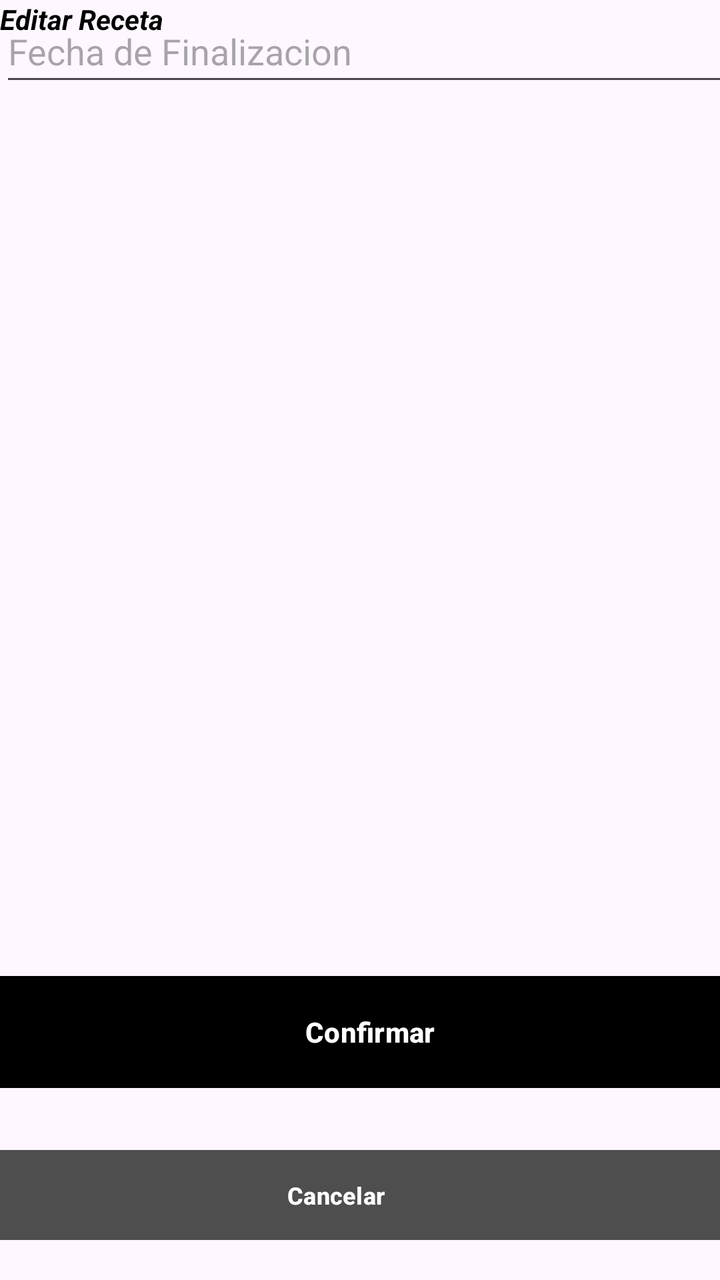
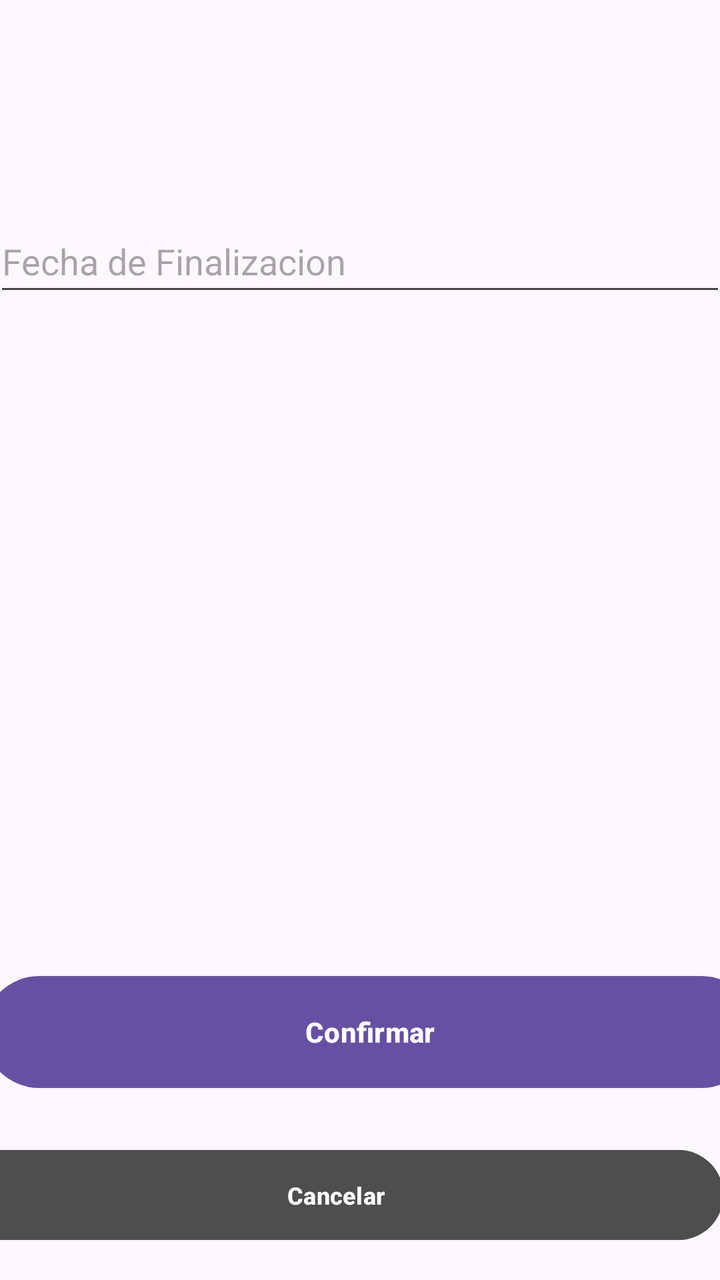

The first picture is an Android layout as it rendered before a commit; the second is the same layout after the commit. The layout source and the unified diff follow.
<!-- AndroidManifest.xml: application theme Theme.MobilesVC -->
<!-- res/layout/receta_edit_view.xml -->
<?xml version="1.0" encoding="utf-8"?>
<androidx.constraintlayout.widget.ConstraintLayout xmlns:android="http://schemas.android.com/apk/res/android"
    xmlns:app="http://schemas.android.com/apk/res-auto"
    xmlns:tools="http://schemas.android.com/tools"
    android:layout_width="match_parent"
    android:layout_height="match_parent">

    <Button
        android:id="@+id/vEditReceta"
        android:layout_width="387dp"
        android:layout_height="64dp"
        android:layout_marginTop="48dp"
        android:layout_marginBottom="92dp"
        android:backgroundTint="@color/primary"
        android:paddingVertical="14dp"
        android:text="Confirmar"
        android:textStyle="bold"
        app:cornerRadius="@dimen/item_transform_image_length"
        app:layout_constraintBottom_toBottomOf="parent"
        app:layout_constraintEnd_toEndOf="parent"
        app:layout_constraintHorizontal_bias="0.333"
        app:layout_constraintStart_toStartOf="parent"
        app:layout_constraintTop_toBottomOf="@+id/etClave" />

    <TextView
        android:id="@+id/textView8"
        android:layout_width="wrap_content"
        android:layout_height="wrap_content"
        android:fontFamily="sans-serif"
        android:text="Editar Receta"
        android:textColor="#000000"
        android:textStyle="bold|italic"
        tools:layout_editor_absoluteX="130dp"
        tools:layout_editor_absoluteY="85dp"
        tools:textSize="26sp" />

    <Button
        android:id="@+id/vVolverRecetaEdit"
        android:layout_width="387dp"
        android:layout_height="53dp"
        android:layout_marginHorizontal="24dp"
        android:layout_marginTop="8dp"
        android:layout_marginBottom="16dp"
        android:backgroundTint="#4E4E4E"
        android:paddingVertical="10dp"
        android:text="Cancelar"
        android:textSize="12sp"
        android:textStyle="bold"
        android:visibility="visible"
        app:cornerRadius="@dimen/item_transform_image_length"
        app:layout_constraintBottom_toBottomOf="parent"
        app:layout_constraintEnd_toEndOf="parent"
        app:layout_constraintHorizontal_bias="0.666"
        app:layout_constraintStart_toStartOf="parent"
        app:layout_constraintTop_toBottomOf="@+id/btIniciarSesion" />

    <EditText
        android:id="@+id/vFechaEdit"
        android:layout_width="366dp"
        android:layout_height="48dp"
        android:ems="10"
        android:hint="Fecha de Finalizacion"
        android:inputType="date"
        tools:layout_editor_absoluteX="22dp"
        tools:layout_editor_absoluteY="196dp" />
</androidx.constraintlayout.widget.ConstraintLayout>
<!-- resources referenced by this layout -->
<resources>
  <style name="Theme.MobilesVC" parent="Base.Theme.MobilesVC" />
  <style name="Base.Theme.MobilesVC" parent="Theme.Material3.DayNight.NoActionBar">
          
          
      </style>
</resources>

<!-- the commit's change to res/layout/receta_edit_view.xml (unified diff, before → after) -->
@@ -11,27 +11,30 @@
         android:layout_height="64dp"
         android:layout_marginTop="48dp"
         android:layout_marginBottom="92dp"
-        android:backgroundTint="@color/primary"
         android:paddingVertical="14dp"
         android:text="Confirmar"
         android:textStyle="bold"
-        app:cornerRadius="@dimen/item_transform_image_length"
         app:layout_constraintBottom_toBottomOf="parent"
         app:layout_constraintEnd_toEndOf="parent"
         app:layout_constraintHorizontal_bias="0.333"
-        app:layout_constraintStart_toStartOf="parent"
-        app:layout_constraintTop_toBottomOf="@+id/etClave" />
+        app:layout_constraintStart_toStartOf="parent" />
 
     <TextView
         android:id="@+id/textView8"
         android:layout_width="wrap_content"
         android:layout_height="wrap_content"
+        android:layout_marginStart="130dp"
+        android:layout_marginTop="85dp"
+        android:layout_marginEnd="131dp"
+        android:layout_marginBottom="76dp"
         android:fontFamily="sans-serif"
         android:text="Editar Receta"
         android:textColor="#000000"
         android:textStyle="bold|italic"
-        tools:layout_editor_absoluteX="130dp"
-        tools:layout_editor_absoluteY="85dp"
+        app:layout_constraintBottom_toTopOf="@+id/vFechaEdit"
+        app:layout_constraintEnd_toEndOf="parent"
+        app:layout_constraintStart_toStartOf="parent"
+        app:layout_constraintTop_toTopOf="parent"
         tools:textSize="26sp" />
 
     <Button
@@ -47,20 +50,22 @@
         android:textSize="12sp"
         android:textStyle="bold"
         android:visibility="visible"
-        app:cornerRadius="@dimen/item_transform_image_length"
         app:layout_constraintBottom_toBottomOf="parent"
         app:layout_constraintEnd_toEndOf="parent"
         app:layout_constraintHorizontal_bias="0.666"
-        app:layout_constraintStart_toStartOf="parent"
-        app:layout_constraintTop_toBottomOf="@+id/btIniciarSesion" />
+        app:layout_constraintStart_toStartOf="parent" />
 
     <EditText
         android:id="@+id/vFechaEdit"
         android:layout_width="366dp"
         android:layout_height="48dp"
+        android:layout_marginStart="22dp"
+        android:layout_marginEnd="23dp"
+        android:layout_marginBottom="331dp"
         android:ems="10"
         android:hint="Fecha de Finalizacion"
         android:inputType="date"
-        tools:layout_editor_absoluteX="22dp"
-        tools:layout_editor_absoluteY="196dp" />
+        app:layout_constraintBottom_toTopOf="@+id/vEditReceta"
+        app:layout_constraintEnd_toEndOf="parent"
+        app:layout_constraintStart_toStartOf="parent" />
 </androidx.constraintlayout.widget.ConstraintLayout>
